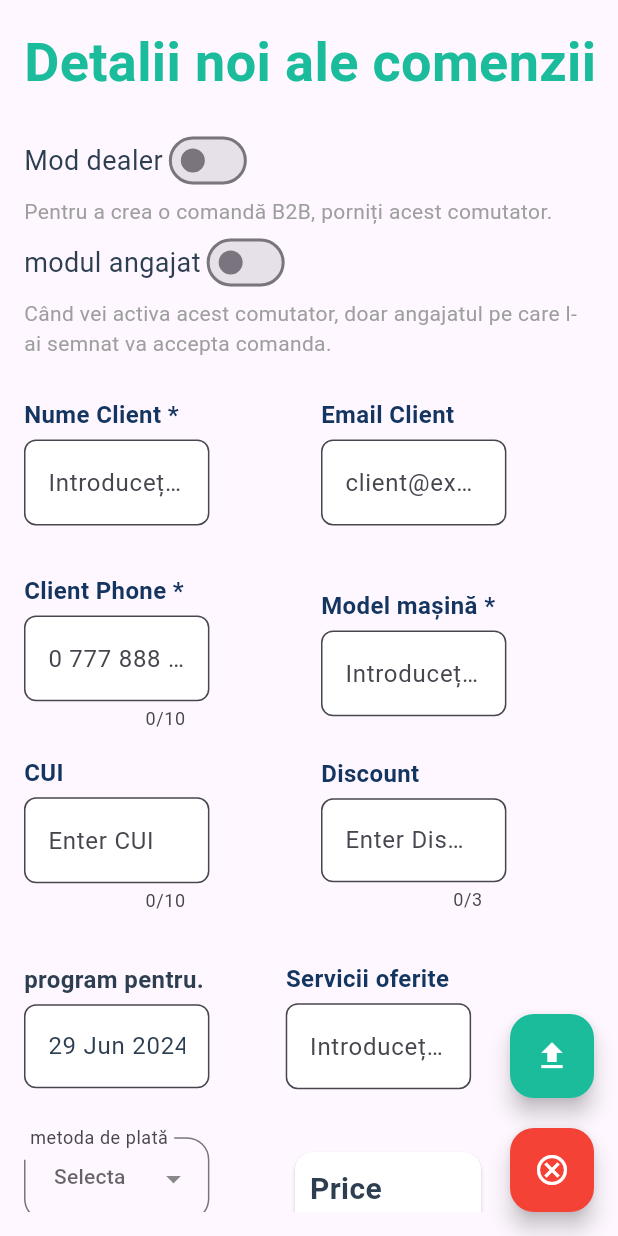
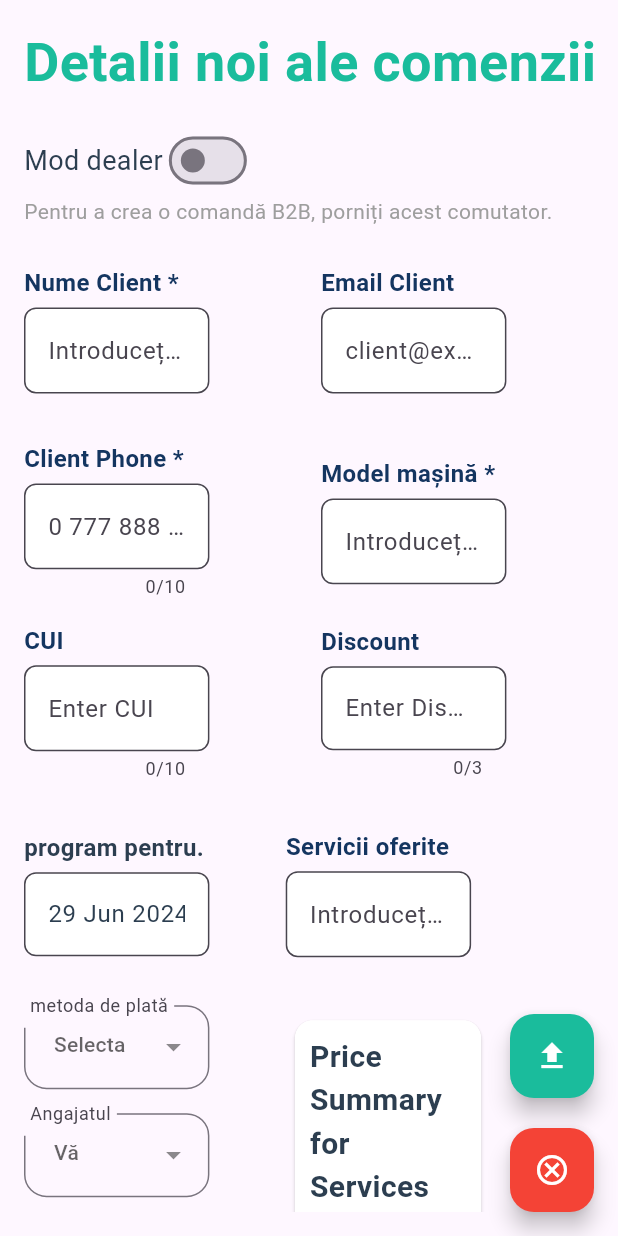
Before and after one commit to loye22/carSpa, a Flutter app: the orders screen opened directly, after a tap on the "add" icon, on a phone screen of 412 x 824 dp. Run offline on Flutter 3.47's test engine with Material 3 defaults, Android fonts, the phone set to English and light mode, and no system bars; drawn by our look-alikes of flutter_animate; our stand-ins replace cloud_firestore, data_table_2, dropdown_button2, easy_sidemenu, firebase_auth, firebase_core and 2 more; missing offline and left inert: dart:html, flutter_date_range_picker, kalender; accounts and stored records are empty; Roboto replaces fonts that are missing (louie).

Commit message:
minor adjusments round 2

```diff
--- a/lib/main.dart
+++ b/lib/main.dart
@@ -38,6 +38,7 @@
       DeviceOrientation.portraitDown,
     ]);
     return MaterialApp(
+
       theme: ThemeData(
         //scaffoldBackgroundColor: Color(0xFF2c3e50), // Sidebar background color
         textTheme: TextTheme(
@@ -47,7 +48,7 @@
         ),
       ),
       title: "Car SPA",
-       debugShowCheckedModeBanner: false,
+       debugShowCheckedModeBanner: true ,
       home: StreamBuilder(
         stream: FirebaseAuth.instance.authStateChanges(),
         builder: (BuildContext context, AsyncSnapshot<dynamic> snapshot)  {
--- a/lib/widgets/orders.dart
+++ b/lib/widgets/orders.dart
@@ -343,35 +343,35 @@
                                       crossAxisAlignment:
                                           CrossAxisAlignment.start,
                                       children: [
-                                        Row(
-                                          mainAxisAlignment:
-                                              MainAxisAlignment.start,
-                                          children: [
-                                            Text(
-                                              'modul angajat',
-                                              style: TextStyle(
-                                                fontSize: 18.0,
-                                              ),
-                                            ),
-                                            Switch(
-                                              value: this.specifecEmployeeMode,
-                                              onChanged: (bool value) {
-                                                setState(() {
-                                                  this.specifecEmployeeMode =
-                                                      value;
-                                                });
-                                              },
-                                              activeColor: Color(
-                                                  0xFF1ABC9C), // color when switch is on
-                                            ),
-                                          ],
-                                        ),
-                                        Text(
-                                          "Când vei activa acest comutator, doar angajatul pe care l-ai semnat va accepta comanda.",
-                                          style: TextStyle(
-                                              fontSize: 14.0,
-                                              color: Colors.grey),
-                                        ),
+                                        // Row(
+                                        //   mainAxisAlignment:
+                                        //       MainAxisAlignment.start,
+                                        //   children: [
+                                        //     Text(
+                                        //       'modul angajat',
+                                        //       style: TextStyle(
+                                        //         fontSize: 18.0,
+                                        //       ),
+                                        //     ),
+                                        //     Switch(
+                                        //       value: this.specifecEmployeeMode,
+                                        //       onChanged: (bool value) {
+                                        //         setState(() {
+                                        //           this.specifecEmployeeMode =
+                                        //               value;
+                                        //         });
+                                        //       },
+                                        //       activeColor: Color(
+                                        //           0xFF1ABC9C), // color when switch is on
+                                        //     ),
+                                        //   ],
+                                        // ),
+                                        // Text(
+                                        //   "Când vei activa acest comutator, doar angajatul pe care l-ai semnat va accepta comanda.",
+                                        //   style: TextStyle(
+                                        //       fontSize: 14.0,
+                                        //       color: Colors.grey),
+                                        // ),
                                       ],
                                     ),
                                     SizedBox(
@@ -809,6 +809,71 @@
                                                 ),
                                               ),
                                             ),
+                                            SizedBox(
+                                              height: 16,
+                                            ),
+                                            Column(
+                                              crossAxisAlignment: CrossAxisAlignment.start,
+                                              children: [
+                                                Text("Servicii" , style: TextStyle(
+                                                  fontSize: 16,
+                                                  fontWeight: FontWeight.bold,
+                                                  color: Color(0xFF2c3e50), // Text color
+                                                ), ),
+                                                Container(
+                                                  width: MediaQuery.of(context)
+                                                      .size
+                                                      .width *
+                                                      0.3,
+                                                  child: MultiSelectDropDown(
+                                                    showChipInSingleSelectMode:
+                                                    true,
+                                                    //   controller: _controller,
+                                                    onOptionSelected: (options) {
+                                                      this.selectedServices =
+                                                          options.map((e) {
+                                                            return e.value
+                                                            as Map<String, dynamic>;
+                                                          }).toList();
+                                                      setState(() {});
+                                                      //debugPrint(options.first.value.toString());
+                                                    },
+                                                    options: this
+                                                        .servicesfromFirebase
+                                                        .map<ValueItem>((e) {
+                                                      //{price: 700,
+                                                      // addedAt: ,
+                                                      // serviceName: Detailing the exterior - medie,
+                                                      // isContract: true,
+                                                      // docId: 4Kg6bRfbfnLCm21CQlRw}
+
+                                                      String label = e["isContract"]
+                                                          ? e["serviceName"] +
+                                                          "--" +
+                                                          "B2B"
+                                                          : e["serviceName"];
+                                                      return ValueItem(
+                                                          label: label, value: e);
+                                                    }).toList(),
+                                                    maxItems: 5,
+                                                    selectionType:
+                                                    SelectionType.multi,
+                                                    chipConfig: const ChipConfig(
+                                                        wrapType: WrapType.wrap,
+                                                        backgroundColor:
+                                                        Color(0xFF1ABC9C)),
+                                                    dropdownHeight: 300,
+                                                    optionTextStyle:
+                                                    const TextStyle(
+                                                        fontSize: 16),
+                                                    selectedOptionIcon: const Icon(
+                                                      Icons.check_circle,
+                                                      color: Color(0xFF1ABC9C),
+                                                    ),
+                                                  ),
+                                                ),
+                                              ],
+                                            ),
                                             // payment status
                                             SizedBox(
                                               height: 16,
@@ -933,58 +998,7 @@
                                             SizedBox(
                                               height: 16,
                                             ),
-                                            Container(
-                                              width: MediaQuery.of(context)
-                                                      .size
-                                                      .width *
-                                                  0.3,
-                                              child: MultiSelectDropDown(
-                                                showChipInSingleSelectMode:
-                                                    true,
-                                                //   controller: _controller,
-                                                onOptionSelected: (options) {
-                                                  this.selectedServices =
-                                                      options.map((e) {
-                                                    return e.value
-                                                        as Map<String, dynamic>;
-                                                  }).toList();
-                                                  setState(() {});
-                                                  //debugPrint(options.first.value.toString());
-                                                },
-                                                options: this
-                                                    .servicesfromFirebase
-                                                    .map<ValueItem>((e) {
-                                                  //{price: 700,
-                                                  // addedAt: ,
-                                                  // serviceName: Detailing the exterior - medie,
-                                                  // isContract: true,
-                                                  // docId: 4Kg6bRfbfnLCm21CQlRw}
-
-                                                  String label = e["isContract"]
-                                                      ? e["serviceName"] +
-                                                          "--" +
-                                                          "B2B"
-                                                      : e["serviceName"];
-                                                  return ValueItem(
-                                                      label: label, value: e);
-                                                }).toList(),
-                                                maxItems: 5,
-                                                selectionType:
-                                                    SelectionType.multi,
-                                                chipConfig: const ChipConfig(
-                                                    wrapType: WrapType.wrap,
-                                                    backgroundColor:
-                                                        Color(0xFF1ABC9C)),
-                                                dropdownHeight: 300,
-                                                optionTextStyle:
-                                                    const TextStyle(
-                                                        fontSize: 16),
-                                                selectedOptionIcon: const Icon(
-                                                  Icons.check_circle,
-                                                  color: Color(0xFF1ABC9C),
-                                                ),
-                                              ),
-                                            ),
+
                                           ],
                                         ),
                                         SizedBox(
```
Also changed, not shown: 1 other file.
